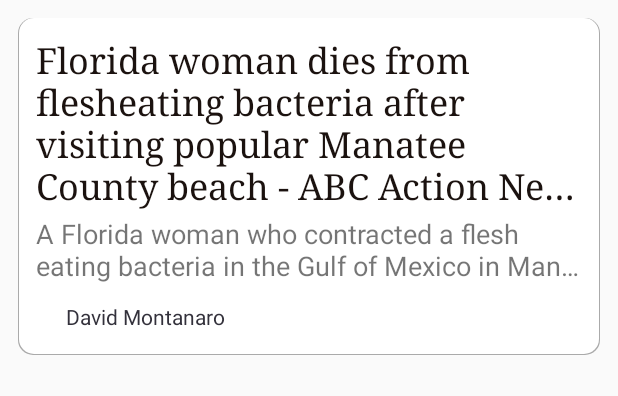
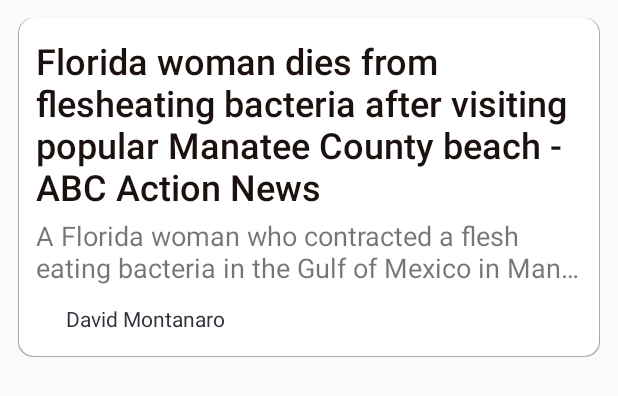
Before and after one commit to MostafaSolimanMO/News-App, an Android app: the layout news_list_item.xml on its own in the app's theme, with its tools: preview values and no code run, on a phone screen of 412 x 824 dp. Shown: the top 396 px of the screen. Run offline under Robolectric (Android 15) with nearby library versions, the phone set to English and light mode, and no system bars.

Commit message:
Edited title font

```diff
--- a/app/src/main/res/layout/news_list_item.xml
+++ b/app/src/main/res/layout/news_list_item.xml
@@ -13,7 +13,7 @@
         android:layout_width="wrap_content"
         android:layout_height="wrap_content"
         android:ellipsize="end"
-        android:fontFamily="serif"
+        android:fontFamily="sans-serif-medium"
         android:maxLines="4"
         android:textColor="@color/Black"
         android:textSize="24sp"
```
